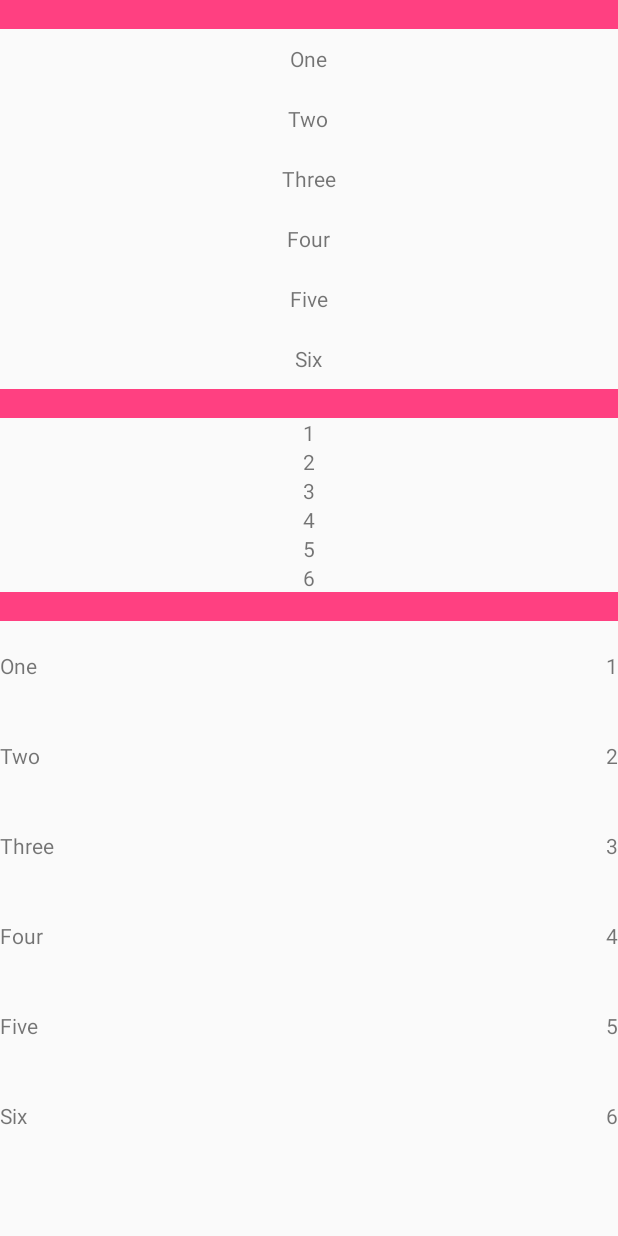
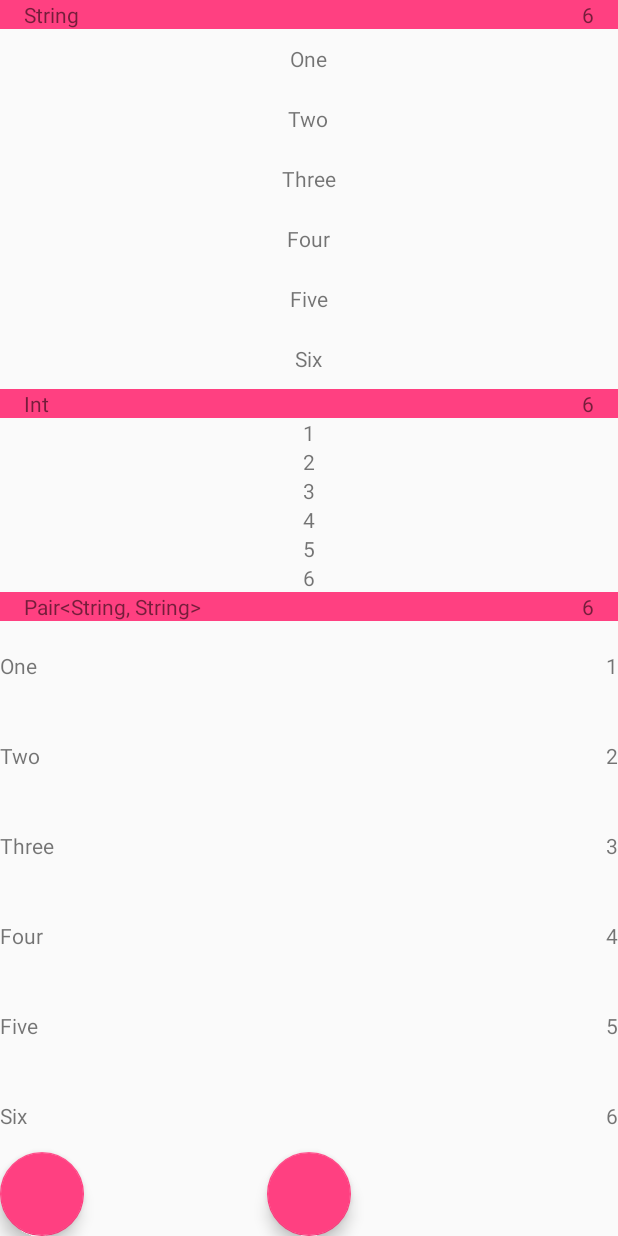
Before and after one commit to RyanAndroidTaylor/Rapido, an Android app: the screen it shows after launch (MultiViewHolderSampleActivity), on a phone screen of 412 x 824 dp. Run offline under Robolectric (Android 15) with nearby library versions, the phone set to English and light mode, and no system bars; our stand-ins replace CircleImageView; libraries missing offline, so code that uses them is left out: com.idescout.sql; 1 statement that could not run was skipped.

Commit message:
Cleaing up code (renaming, making variables/methods private) adding a section header example

```diff
--- a/app/src/main/java/com/dtp/samplemvp/reycler/MultiViewHolderSampleActivity.kt
+++ b/app/src/main/java/com/dtp/samplemvp/reycler/MultiViewHolderSampleActivity.kt
@@ -5,14 +5,17 @@ import android.support.v7.app.AppCompatActivity
 import android.support.v7.widget.LinearLayoutManager
 import android.support.v7.widget.RecyclerView
 import android.view.View
-import android.widget.SimpleAdapter
 import android.widget.TextView
 import com.dtp.samplemvp.R
 import com.izeni.rapidocommon.recycler.MultiViewHolderAdapter
 import com.izeni.rapidocommon.recycler.MultiViewHolderAdapter.SectionData
 import com.izeni.rapidocommon.recycler.MultiViewHolderAdapter.Section
+import com.izeni.rapidocommon.recycler.MultiViewHolderAdapter.ViewHolderData
 import com.izeni.rapidocommon.recycler.ViewHolder
 import com.izeni.rapidocommon.view.bind
+import com.izeni.rapidocommon.view.onClick
+import kotlinx.android.synthetic.main.activity_multi_view_holder_sample.*
+import java.util.*
 
 /**
  * Created by ner on 1/11/17.
@@ -23,62 +26,106 @@ class MultiViewHolderSampleActivity : AppCompatActivity() {
 
     var adapter: SampleAdapter? = null
 
+    val random = Random()
+
     override fun onCreate(savedInstanceState: Bundle?) {
         super.onCreate(savedInstanceState)
         setContentView(R.layout.activity_multi_view_holder_sample)
 
-        val listOne = mutableListOf("One", "Two", "Three", "Four", "Five", "Six")
-        val listTwo = mutableListOf(1, 2, 3, 4, 5, 6)
-        val listThree = mutableListOf("One" to "1", "Two" to "2", "Three" to "3", "Four" to "4", "Five" to "5", "Six" to "6")
+        add_item.onClick {
+            val type = random.nextInt(3)
+            adapter?.addItem(type, getItem(type))
+        }
+        add_item_at.onClick {
+            val type = random.nextInt(3)
+            adapter?.addItemAt(4, type, getItem(type))
+        }
 
-        adapter = SampleAdapter(listOf(SampleSectionOne(listOne), SampleSectionTwo(listTwo), SampleSectionThree(listThree)))
+        val sectionOne = object : Section<String>(
+                0,
+                mutableListOf("One", "Two", "Three", "Four", "Five", "Six"),
+                ViewHolderData(R.layout.item_sample_one, { SampleViewHolderOne(it) }),
+                { type, item -> adapter?.removeItem(type, item) },
+                true) {}
+
+        val sectionTwo = object : Section<Int>(
+                1,
+                mutableListOf(1, 2, 3, 4, 5, 6),
+                ViewHolderData(R.layout.item_sample_two, { SampleViewHolderTwo(it) }),
+                { type, item -> adapter?.removeItem(type, item) }, true) {}
+
+        val sectionThree = object : Section<Pair<String, String>>(
+                2,
+                mutableListOf("One" to "1", "Two" to "2", "Three" to "3", "Four" to "4", "Five" to "5", "Six" to "6"),
+                ViewHolderData(R.layout.item_sample_three, { SampleViewHolderThree(it) }),
+                { type, item -> adapter?.removeItem(type, item) },
+                true) {}
+
+        adapter = SampleAdapter(listOf(sectionOne, sectionTwo, sectionThree))
 
         recyclerView.layoutManager = LinearLayoutManager(this)
         recyclerView.adapter = adapter
     }
 
-    class SampleAdapter(sections: List<Section<*>>):
+    private fun getItem(type: Int): Any {
+        when (type) {
+            0 -> return "${random.nextInt(100)}"
+            1 -> return random.nextInt(100)
+            2 -> return "${random.nextInt(100)}" to "${random.nextInt(100)}"
+        }
+
+        return "Added"
+    }
+
+    class SampleAdapter(sections: List<Section<*>>) :
             MultiViewHolderAdapter(sections, ViewHolderData(R.layout.item_sample_section, { SectionViewHolder(it) }))
 
-    class SectionViewHolder(view: View): ViewHolder<SectionData>(view) {
+    class SectionViewHolder(view: View) : ViewHolder<SectionData>(view) {
+
+        val title by bind<TextView>(R.id.section_title)
+        val count by bind<TextView>(R.id.section_item_count)
+
         override fun bind(item: SectionData) {
+            when (item.type) {
+                0 -> title.text = "String"
+                1 -> title.text = "Int"
+                2 -> title.text = "Pair<String, String>"
+            }
 
+            count.text = "${item.sectionCount}"
         }
     }
 
-    class SampleSectionOne(items: MutableList<String>):
-            Section<String>(1, items, MultiViewHolderAdapter.ViewHolderData(R.layout.item_sample_one, { SampleViewHolderOne(it) }), true)
-
-    class SampleViewHolderOne(view: View): ViewHolder<String>(view) {
+    class SampleViewHolderOne(view: View) : ViewHolder<String>(view) {
 
         val text by bind<TextView>(R.id.sample_item_text)
 
         override fun bind(item: String) {
+            itemView.onClick { onClick?.invoke(0, item) }
+
             text.text = item
         }
     }
 
-    class SampleSectionTwo(items: MutableList<Int>):
-            Section<Int>(2, items, MultiViewHolderAdapter.ViewHolderData(R.layout.item_sample_two, { SampleViewHolderTwo(it) }), true)
-
-    class SampleViewHolderTwo(view: View): ViewHolder<Int>(view) {
+    class SampleViewHolderTwo(view: View) : ViewHolder<Int>(view) {
 
         val text by bind<TextView>(R.id.sample_item_two_text)
 
         override fun bind(item: Int) {
+            itemView.onClick { onClick?.invoke(1, item) }
+
             text.text = "$item"
         }
     }
 
-    class SampleSectionThree(items: MutableList<Pair<String, String>>):
-            Section<Pair<String, String>>(3, items, MultiViewHolderAdapter.ViewHolderData(R.layout.item_sample_three, { SampleViewHolderThree(it) }), true)
-
-    class SampleViewHolderThree(view: View): ViewHolder<Pair<String, String>>(view) {
+    class SampleViewHolderThree(view: View) : ViewHolder<Pair<String, String>>(view) {
 
         val textOne by bind<TextView>(R.id.item_sample_three_text_one)
         val textTwo by bind<TextView>(R.id.item_sample_three_text_two)
 
         override fun bind(item: Pair<String, String>) {
+            itemView.onClick { onClick?.invoke(2, item) }
+
             textOne.text = item.first
             textTwo.text = item.second
         }
--- a/app/src/main/res/layout/activity_multi_view_holder_sample.xml
+++ b/app/src/main/res/layout/activity_multi_view_holder_sample.xml
@@ -1,5 +1,5 @@
 <?xml version="1.0" encoding="utf-8"?>
-<LinearLayout xmlns:android="http://schemas.android.com/apk/res/android"
+<FrameLayout xmlns:android="http://schemas.android.com/apk/res/android"
               android:orientation="vertical"
               android:layout_width="match_parent"
               android:layout_height="match_parent">
@@ -8,4 +8,16 @@
         android:id="@+id/multi_view_holder_recycler"
         android:layout_width="match_parent"
         android:layout_height="match_parent"/>
-</LinearLayout>
+
+    <android.support.design.widget.FloatingActionButton
+        android:id="@+id/add_item"
+        android:layout_width="wrap_content"
+        android:layout_height="wrap_content"
+        android:layout_gravity="bottom"/>
+
+    <android.support.design.widget.FloatingActionButton
+        android:id="@+id/add_item_at"
+        android:layout_width="wrap_content"
+        android:layout_height="wrap_content"
+        android:layout_gravity="bottom|center_horizontal"/>
+</FrameLayout>
--- a/app/src/main/res/layout/item_sample_section.xml
+++ b/app/src/main/res/layout/item_sample_section.xml
@@ -1,5 +1,5 @@
 <?xml version="1.0" encoding="utf-8"?>
-<LinearLayout xmlns:android="http://schemas.android.com/apk/res/android"
+<FrameLayout xmlns:android="http://schemas.android.com/apk/res/android"
               android:layout_width="match_parent"
               android:layout_height="wrap_content"
               android:background="@color/colorAccent"
@@ -9,5 +9,13 @@
         android:id="@+id/section_title"
         android:layout_width="wrap_content"
         android:layout_height="wrap_content"
-        android:layout_gravity="center_horizontal"/>
-</LinearLayout>
+        android:layout_marginStart="16dp"
+        android:layout_gravity="center_vertical"/>
+
+    <TextView
+        android:id="@+id/section_item_count"
+        android:layout_width="wrap_content"
+        android:layout_height="wrap_content"
+        android:layout_marginEnd="16dp"
+        android:layout_gravity="end|center_vertical"/>
+</FrameLayout>
--- a/rapidocommon/src/main/java/com/izeni/rapidocommon/Extensions.kt
+++ b/rapidocommon/src/main/java/com/izeni/rapidocommon/Extensions.kt
@@ -55,9 +55,7 @@ fun String.unescape(): String = this.replace("""\/""", "/")
 
 fun String?.nullSafe(default: String = ""): String = if (this == null) default else this
 
-inline infix fun Any?.isNull(if_true: () -> Unit) {
-    if (this == null) if_true.invoke()
-}
+inline fun <T> T?.whenNull(block: () -> Unit) { block() }
 
 inline infix fun Any?.isNotNull(if_true: (Any) -> Unit) {
     if (this != null) if_true.invoke(this)
--- a/rapidocommon/src/main/java/com/izeni/rapidocommon/recycler/MultiViewHolderAdapter.kt
+++ b/rapidocommon/src/main/java/com/izeni/rapidocommon/recycler/MultiViewHolderAdapter.kt
@@ -9,7 +9,7 @@ import com.izeni.rapidocommon.view.inflate
 /**
  * Created by ner on 1/2/17.
  */
-abstract class MultiViewHolderAdapter(sections: List<Section<*>>, val sectionHeader: ViewHolderData<SectionData>? = null) : RecyclerView.Adapter<ViewHolder<*>>() {
+abstract class MultiViewHolderAdapter(sections: List<Section<*>>, private val sectionHeader: ViewHolderData<SectionData>? = null) : RecyclerView.Adapter<ViewHolder<*>>() {
 
     companion object {
         val HEADER = -112
@@ -48,16 +48,38 @@ abstract class MultiViewHolderAdapter(sections: List<Section<*>>, val sectionHea
         sectionManager.addItem(sectionType, item)
     }
 
-    class ViewHolderData<in T>(@LayoutRes val layoutId: Int, val viewHolder: (View) -> ViewHolder<T>) {
+    fun addItemAt(index: Int, sectionType: Int, item: Any) {
+        sectionManager.addItemAt(index, sectionType, item)
+    }
+
+    fun addItems(sectionType: Int, items: List<Any>) {
+        sectionManager.addItems(sectionType, items)
+    }
+
+    fun removeItem(sectionType: Int, item: Any) {
+        sectionManager.removeItem(sectionType, item)
+    }
+
+    class ViewHolderData<T>(@LayoutRes val layoutId: Int, val viewHolder: (View) -> ViewHolder<T>) {
+        var onClick: ((Int, T) -> Unit)? = null
+
         fun createViewHolder(parent: ViewGroup): ViewHolder<T> {
-            return viewHolder(parent.inflate(layoutId))
+            return viewHolder(parent.inflate(layoutId)).apply { this.onClick = this@ViewHolderData.onClick }
         }
     }
 
     class SectionData(val type: Int, val sectionCount: Int)
 
     @Suppress("UNCHECKED_CAST")
-    abstract class Section<T>(val type: Int, val items: MutableList<T>, val viewHolderData: ViewHolderData<T>, val hasHeader: Boolean = false) {
+    abstract class Section<T>(val type: Int,
+                              private val items: MutableList<T>,
+                              val viewHolderData: ViewHolderData<T>,
+                              onClick: ((Int, T) -> Unit)? = null,
+                              val hasHeader: Boolean = false) {
+
+        init {
+            viewHolderData.onClick = onClick
+        }
 
         val count: Int
             get() = items.size
--- a/rapidocommon/src/main/java/com/izeni/rapidocommon/recycler/SectionManager.kt
+++ b/rapidocommon/src/main/java/com/izeni/rapidocommon/recycler/SectionManager.kt
@@ -3,16 +3,14 @@ package com.izeni.rapidocommon.recycler
 import android.util.SparseArray
 import android.util.SparseIntArray
 import android.view.ViewGroup
-import com.izeni.rapidocommon.d
 import com.izeni.rapidocommon.e
-import com.izeni.rapidocommon.recycler.MultiViewHolderAdapter.Companion.HEADER
 
 /**
  * Created by ner on 1/11/17.
  */
 class SectionManager(private val adapter: MultiViewHolderAdapter, private val sections: List<MultiViewHolderAdapter.Section<*>>) {
 
-    private val sectionEnds = SparseArray<SectionSpan>()
+    private val sectionSpans = SparseArray<SectionSpan>()
     private val headers = SparseIntArray()
 
     val count: Int
@@ -33,12 +31,36 @@ class SectionManager(private val adapter: MultiViewHolderAdapter, private val se
     private fun adjustPosition(position: Int): Int {
         var offset = (0..headers.size() - 1).count { headers.valueAt(it) < position }
 
-        (0..sectionEnds.size() - 1)
-                .map { sectionEnds.valueAt(it) }
+        (0..sectionSpans.size() - 1)
+                .map { sectionSpans.valueAt(it) }
                 .filter { it.isBefore(position) }
                 .forEach { offset += it.count }
 
         return position - offset
+    }
+
+    private fun bindSectionHeader(type: Int) {
+        headers.get(type, -1).let {
+            if (it != -1)
+                adapter.notifyItemChanged(it)
+        }
+    }
+
+    private fun getSectionForType(sectionType: Int): MultiViewHolderAdapter.Section<*> {
+        return sections.first { it.type == sectionType }
+    }
+
+    private fun updatePositions() {
+        var offset = 0
+
+        sections.forEach { section ->
+            if (section.hasHeader)
+                headers.put(section.type, 0 + offset)
+
+            sectionSpans.put(section.type, SectionSpan(section.headerCount + offset, (section.count - 1) + section.headerCount + offset))
+
+            offset += section.count + section.headerCount
+        }
     }
 
     fun getViewHolderType(position: Int): Int {
@@ -58,10 +80,10 @@ class SectionManager(private val adapter: MultiViewHolderAdapter, private val se
     }
 
     fun getSectionType(position: Int): Int {
-        for (i in 0..sectionEnds.size() - 1) {
-            sectionEnds.valueAt(i).let {
+        for (i in 0..sectionSpans.size() - 1) {
+            sectionSpans.valueAt(i).let {
                 if (it.contains(position))
-                    return sectionEnds.keyAt(i)
+                    return sectionSpans.keyAt(i)
             }
         }
 
@@ -78,10 +100,6 @@ class SectionManager(private val adapter: MultiViewHolderAdapter, private val se
         return -1
     }
 
-    fun getSectionForType(sectionType: Int): MultiViewHolderAdapter.Section<*> {
-        return sections.first { it.type == sectionType }
-    }
-
     fun hasHeaders(): Boolean {
         sections.forEach {
             if (it.hasHeader)
@@ -95,76 +113,68 @@ class SectionManager(private val adapter: MultiViewHolderAdapter, private val se
         getSectionForType(getSectionType(position)).bind(viewHolder, adjustPosition(position))
     }
 
-    @Suppress("UNCHECKED_CAST")
     fun bindHeader(viewHolder: ViewHolder<*>, position: Int) {
         getSectionForType(getHeaderSectionType(position)).bindHeader(viewHolder)
     }
 
     fun addItem(sectionType: Int, item: Any) {
         getSectionForType(sectionType).let {
-            val listEnd = sectionEnds.get(sectionType).end
-
             it.addItem(item)
 
             updatePositions()
 
-            adapter.notifyItemInserted(listEnd + 1)
+            adapter.notifyItemInserted(sectionSpans.get(sectionType).end)
+
+            bindSectionHeader(sectionType)
         }
     }
 
     fun addItemAt(index: Int, sectionType: Int, item: Any) {
         getSectionForType(sectionType).let {
-            val listStart = sectionEnds.get(sectionType).start
+            val listStart = sectionSpans.get(sectionType).start
 
             it.addItemAt(index, item)
 
             updatePositions()
 
             adapter.notifyItemInserted(listStart + index)
+
+            bindSectionHeader(sectionType)
         }
     }
 
     fun addItems(sectionType: Int, items: List<Any>) {
         getSectionForType(sectionType).let {
-            val listEnd = sectionEnds.get(sectionType).end
+            val listEnd = sectionSpans.get(sectionType).end
 
             it.addItems(items)
 
             updatePositions()
 
             adapter.notifyItemRangeChanged(listEnd + 1, listEnd + 1 + items.size)
+
+            bindSectionHeader(sectionType)
         }
     }
 
     fun removeItem(sectionType: Int, item: Any) {
         getSectionForType(sectionType).let {
-            val listStart = sectionEnds.get(sectionType).start
+            val listStart = sectionSpans.get(sectionType).start
 
             val index = it.removeItem(item)
 
             updatePositions()
 
             adapter.notifyItemRemoved(listStart + index)
-        }
-    }
 
-    private fun updatePositions() {
-        var offset = 0
-
-        sections.forEach { section ->
-            if (section.hasHeader)
-                headers.put(section.type, 0 + offset)
-
-            sectionEnds.put(section.type, SectionSpan(section.headerCount + offset, (section.count - 1) + section.headerCount + offset))
-
-            offset += section.count + section.headerCount
+            bindSectionHeader(sectionType)
         }
     }
 
     private class SectionSpan(val start: Int, val end: Int) {
 
         val count: Int
-            get() =  end - start + 1
+            get() = end - start + 1
 
         fun contains(position: Int): Boolean = position >= start && position <= end
 
--- a/rapidocommon/src/main/java/com/izeni/rapidocommon/recycler/ViewHolders.kt
+++ b/rapidocommon/src/main/java/com/izeni/rapidocommon/recycler/ViewHolders.kt
@@ -6,6 +6,8 @@ import android.view.View
 /**
  * Created by ner on 1/11/17.
  */
-abstract class ViewHolder<in T>(view: View) : RecyclerView.ViewHolder(view) {
+abstract class ViewHolder<T>(view: View) : RecyclerView.ViewHolder(view) {
+    var onClick: ((Int, T) -> Unit)? = null
+
     abstract fun bind(item: T)
 }
```
